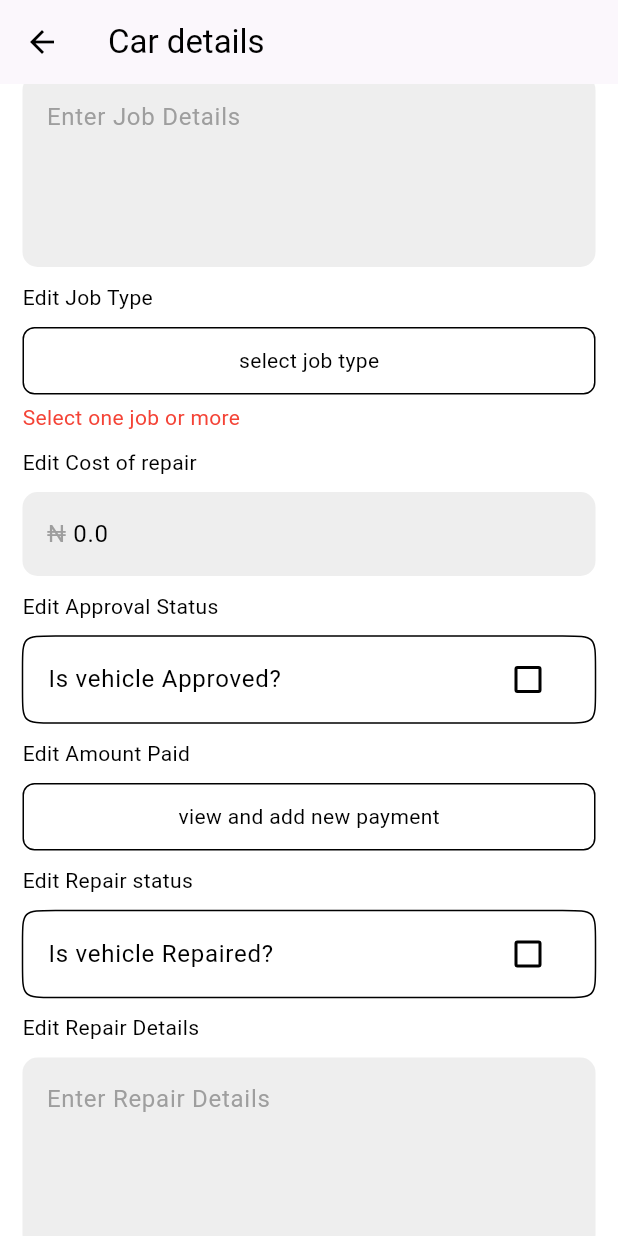
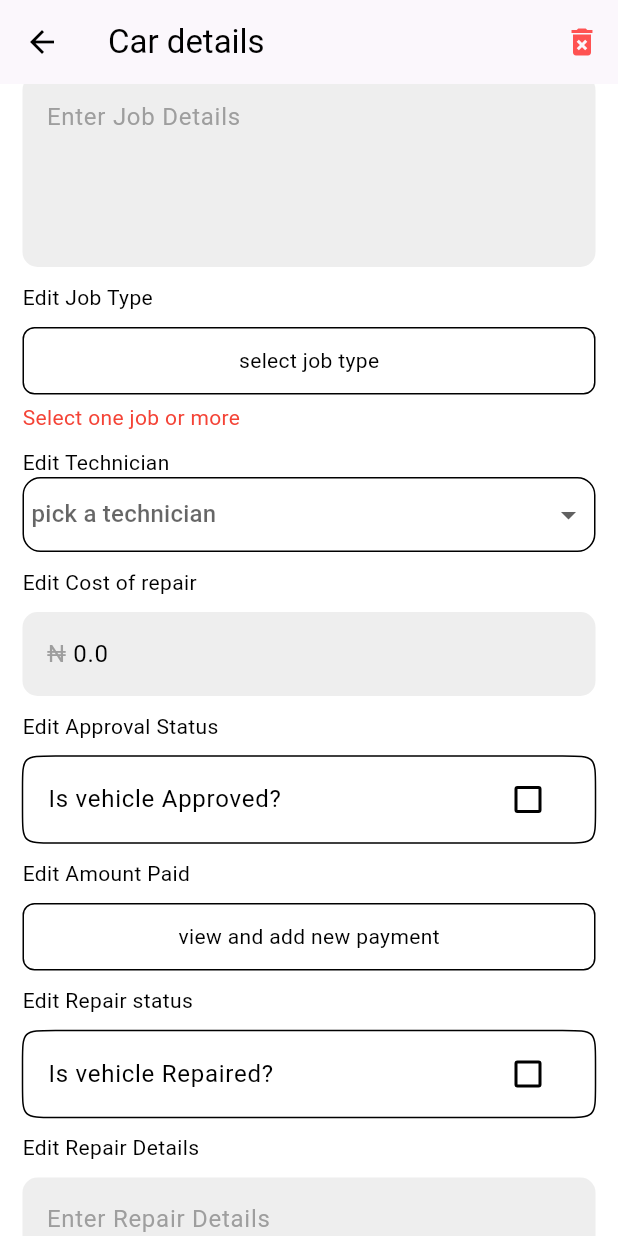
Before and after one commit to Victor-chiemerie/Solomento-records, a Flutter app: the EditCarPage screen opened directly with empty values, scrolled down 576 dp, on a phone screen of 412 x 824 dp. Run offline on Flutter 3.47's test engine with Material 3 defaults, Android fonts, the phone set to English and light mode, and no system bars; our stand-ins replace bloc, cloud_firestore, equatable, firebase_auth, firebase_core, flutter_bloc; accounts and stored records are empty.

Commit message:
enable saving and editing of technician variable

```diff
--- a/lib/UI/cars/add_car_page.dart
+++ b/lib/UI/cars/add_car_page.dart
@@ -5,6 +5,7 @@ import 'package:flutter/services.dart';
 import 'package:flutter_bloc/flutter_bloc.dart';
 import 'package:record_repository/record_repository.dart';
 import 'package:solomento_records/Components/multiSelectDialog.dart';
+import 'package:solomento_records/Components/screen_size.dart';
 import 'package:solomento_records/Logic/blocs/save_data_bloc/save_data_bloc.dart';
 import 'package:solomento_records/Logic/cubits/get_data_cubit/get_data_cubit.dart';
 import '../../Components/custom_button.dart';
@@ -67,6 +68,7 @@ class _AddCarPageState extends State<AddCarPage> {
 
   @override
   Widget build(BuildContext context) {
+    initializeDeviceSize(context);
     return BlocListener<SaveDataBloc, SaveDataState>(
       listener: (context, state) {
         if (state is SaveDataSuccess) {
@@ -216,16 +218,23 @@ class _AddCarPageState extends State<AddCarPage> {
 
                   const SizedBox(height: 10),
 
-                  Padding(
-                    padding: const EdgeInsets.all(15),
-                    child: Column(
-                      crossAxisAlignment: CrossAxisAlignment.start,
-                      children: [
-                        const Text(
-                          "Technician",
+                  // Technician
+                  Column(
+                    crossAxisAlignment: CrossAxisAlignment.start,
+                    children: [
+                      const Text(
+                        "Technician",
+                      ),
+                      Container(
+                        decoration: BoxDecoration(
+                          border: Border.all(),
+                          borderRadius: BorderRadius.circular(12),
                         ),
-                        DropdownButtonHideUnderline(
+                        child: DropdownButtonHideUnderline(
                           child: DropdownButton(
+                            menuWidth: deviceWidth * 0.5,
+                            menuMaxHeight: deviceHeight * 0.5,
+                            padding: const EdgeInsets.symmetric(horizontal: 5),
                             value: selectedTechnician,
                             isExpanded: true,
                             hint: const Text(
@@ -237,8 +246,8 @@ class _AddCarPageState extends State<AddCarPage> {
                             },
                           ),
                         ),
-                      ],
-                    ),
+                      ),
+                    ],
                   ),
 
                   const SizedBox(height: 10),
--- a/lib/UI/cars/edit_car_page.dart
+++ b/lib/UI/cars/edit_car_page.dart
@@ -4,6 +4,7 @@ import 'package:flutter/services.dart';
 import 'package:flutter_bloc/flutter_bloc.dart';
 import 'package:record_repository/record_repository.dart';
 import 'package:solomento_records/Components/multiSelectDialog.dart';
+import 'package:solomento_records/Components/screen_size.dart';
 import 'package:solomento_records/Logic/blocs/save_data_bloc/save_data_bloc.dart';
 import 'package:solomento_records/Logic/cubits/get_data_cubit/get_data_cubit.dart';
 import '../../Components/custom_button.dart';
@@ -41,6 +42,19 @@ class _EditCarPageState extends State<EditCarPage> {
     'Air Conditioning',
     'Painting',
   ];
+  final technicians = [
+    'Stanley',
+    'OJ',
+    'Ebube',
+    'Chika',
+    'Leo',
+    'Adewale',
+    'Peter',
+    'Nonso',
+    'Uche',
+    'Emma',
+    'Family man',
+  ];
   bool? isApproved = false;
   bool? isRepaired = false;
   bool? isDeparted = false;
@@ -48,6 +62,7 @@ class _EditCarPageState extends State<EditCarPage> {
   List<Map<String, dynamic>> paymentHistory = [];
   late Car newCar;
   double amountPaid = 0;
+  String? selectedTechnician; // Variable to store the technician
 
   @override
   void initState() {
@@ -56,6 +71,8 @@ class _EditCarPageState extends State<EditCarPage> {
     plateNumberController.text = newCar.plateNumber;
     serviceAdviserController.text = newCar.serviceAdviser;
     jobDetailsController.text = newCar.jobDetails;
+    selectedTechnician =
+        (newCar.technician.isNotEmpty) ? newCar.technician : null;
     costController.text = newCar.cost.toString();
     amountPaid = newCar.paymentMade;
     repairDetailsController.text = newCar.repairDetails;
@@ -74,6 +91,7 @@ class _EditCarPageState extends State<EditCarPage> {
 
   @override
   Widget build(BuildContext context) {
+    initializeDeviceSize(context);
     return BlocListener<SaveDataBloc, SaveDataState>(
       listener: (context, state) {
         if (state is SaveDataSuccess) {
@@ -94,6 +112,15 @@ class _EditCarPageState extends State<EditCarPage> {
         backgroundColor: Colors.white,
         appBar: AppBar(
           title: const Text('Car details'),
+          actions: [
+            IconButton(
+              onPressed: () {},
+              icon: const Icon(
+                Icons.delete_forever,
+                color: Colors.redAccent,
+              ),
+            ),
+          ],
         ),
         body: SingleChildScrollView(
           physics: const AlwaysScrollableScrollPhysics(),
@@ -248,6 +275,40 @@ class _EditCarPageState extends State<EditCarPage> {
                         fontSize: 14,
                       ),
                     ),
+
+                  const SizedBox(height: 10),
+
+                  // Technician
+                  Column(
+                    crossAxisAlignment: CrossAxisAlignment.start,
+                    children: [
+                      const Text(
+                        "Edit Technician",
+                      ),
+                      Container(
+                        decoration: BoxDecoration(
+                          border: Border.all(),
+                          borderRadius: BorderRadius.circular(12),
+                        ),
+                        child: DropdownButtonHideUnderline(
+                          child: DropdownButton(
+                            menuWidth: deviceWidth * 0.5,
+                            menuMaxHeight: deviceHeight * 0.5,
+                            padding: const EdgeInsets.symmetric(horizontal: 5),
+                            value: selectedTechnician,
+                            isExpanded: true,
+                            hint: const Text(
+                              'pick a technician',
+                            ),
+                            items: technicians.map(technicianList).toList(),
+                            onChanged: (value) {
+                              setState(() => selectedTechnician = value);
+                            },
+                          ),
+                        ),
+                      ),
+                    ],
+                  ),
 
                   const SizedBox(height: 10),
 
@@ -444,6 +505,9 @@ class _EditCarPageState extends State<EditCarPage> {
                         newCar.modelName = modelNameController.text;
                         newCar.plateNumber = plateNumberController.text;
                         newCar.serviceAdviser = serviceAdviserController.text;
+                        newCar.technician = (selectedTechnician != null)
+                            ? selectedTechnician!
+                            : newCar.technician;
                         newCar.jobDetails = jobDetailsController.text;
                         newCar.jobType = selectedJobTypes;
                         newCar.cost = (costController.text.isNotEmpty)
@@ -490,6 +554,13 @@ class _EditCarPageState extends State<EditCarPage> {
     );
   }
 
+  DropdownMenuItem technicianList(String technician) => DropdownMenuItem(
+        value: technician,
+        child: Text(
+          technician,
+        ),
+      );
+
   // join array variables
   String joinArrayContents(List<dynamic> array) {
     return array.join(', ');
```
